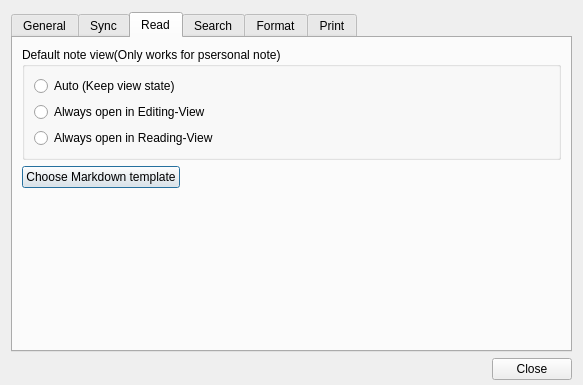
Qt form src/ui/wizpreferencedialog.ui (WizTeam/WizQTClient) before a commit.
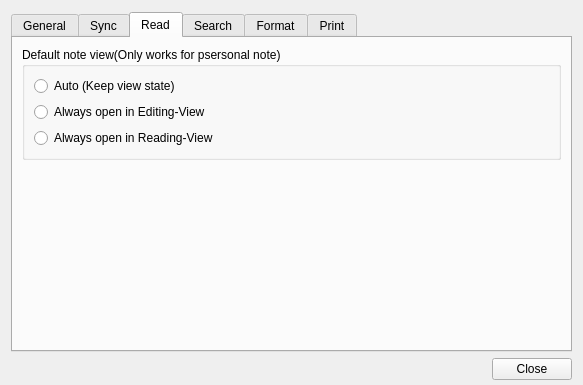
The same form after that commit. The open tabs and pages were chosen to show the change.

Commit message: remove markdown template

Patch:
```diff
--- a/src/ui/wizpreferencedialog.ui
+++ b/src/ui/wizpreferencedialog.ui
@@ -394,13 +394,6 @@
        </item>
        <item>
         <layout class="QHBoxLayout" name="horizontalLayout_5">
-         <item>
-          <widget class="QPushButton" name="pushButtonChoseMarkdwonTemplate">
-           <property name="text">
-            <string>Choose Markdown template</string>
-           </property>
-          </widget>
-         </item>
          <item>
           <spacer name="horizontalSpacer_2">
            <property name="orientation">
```
Left out of the diff: 2 changed lines with no effect on the pictures. The commit also changes 2 other files.
